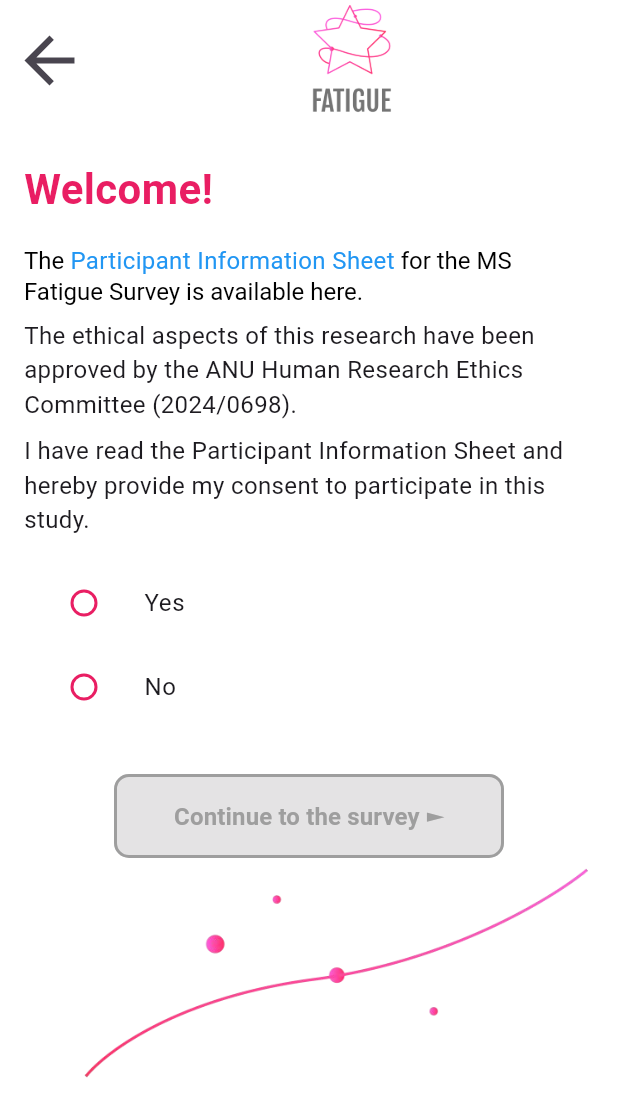
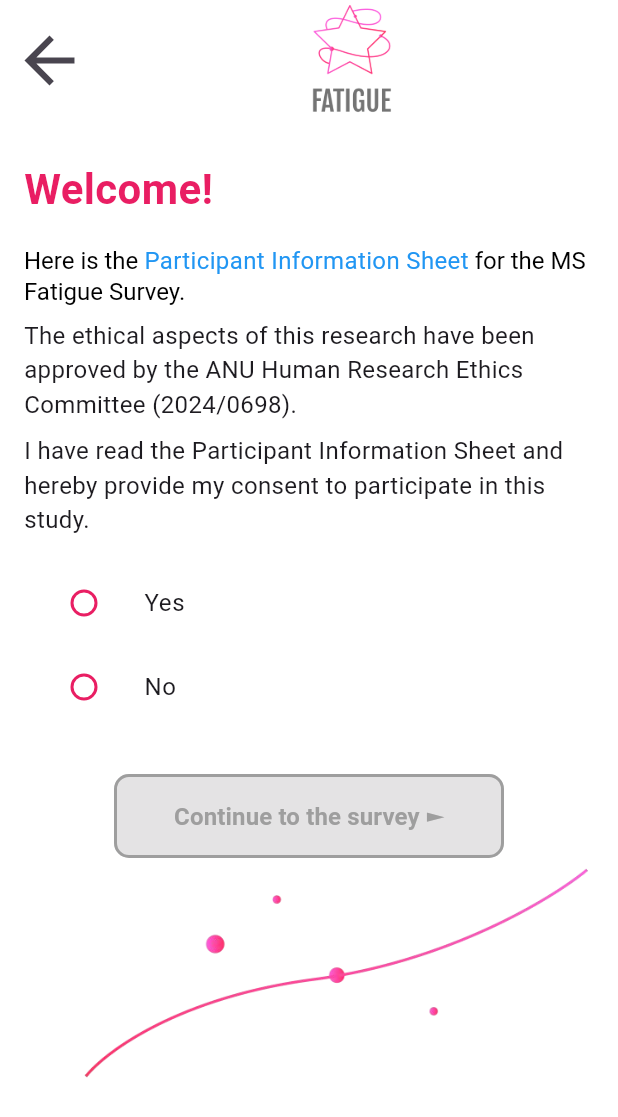
Before and after one commit to anusii/msfatigue, a Flutter app: the ConsentScreen screen opened directly, on a phone screen of 412 x 824 dp. Shown: the top 1117 px of the screen. Run offline on Flutter 3.47's test engine with Material 3 defaults, Android fonts, the phone set to English and light mode, and no system bars; our stand-ins replace equatable, flutter_bloc, flutter_markdown, gap, shared_preferences, universal_io; missing offline and left inert: rdflib, solidpod, window_manager; accounts and stored records are empty.

Commit message:
Update PIS statement - Michelle.

```diff
--- a/lib/questionnaire/consent.dart
+++ b/lib/questionnaire/consent.dart
@@ -72,7 +72,7 @@ class _ConsentScreenState extends State<ConsentScreen> {
                     text: TextSpan(
                       style: const TextStyle(fontSize: 16, color: Colors.black),
                       children: [
-                        const TextSpan(text: "The "),
+                        const TextSpan(text: "Here is the "),
                         WidgetSpan(
                           alignment: PlaceholderAlignment.middle,
                           child: Padding(
@@ -100,7 +100,7 @@ class _ConsentScreenState extends State<ConsentScreen> {
                           ),
                         ),
                         const TextSpan(
-                          text: " for the MS Fatigue Survey is available here.",
+                          text: " for the MS Fatigue Survey.",
                         ),
                       ],
                     ),
```
